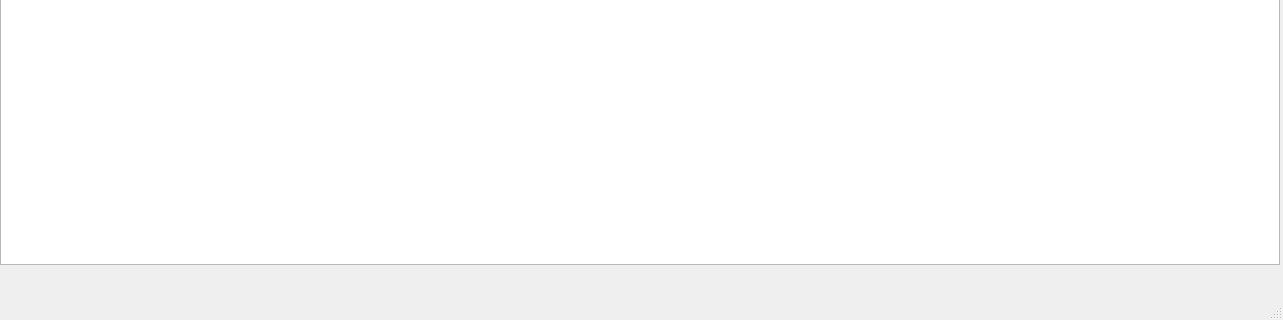
Above: PFG/mainwindow.ui from MarianaNV10/ProyectoF before the change; both pictures show x 0 to 1283 and y 450 to 770 of the 1283 by 770 pixel window. Below: the same form after it.
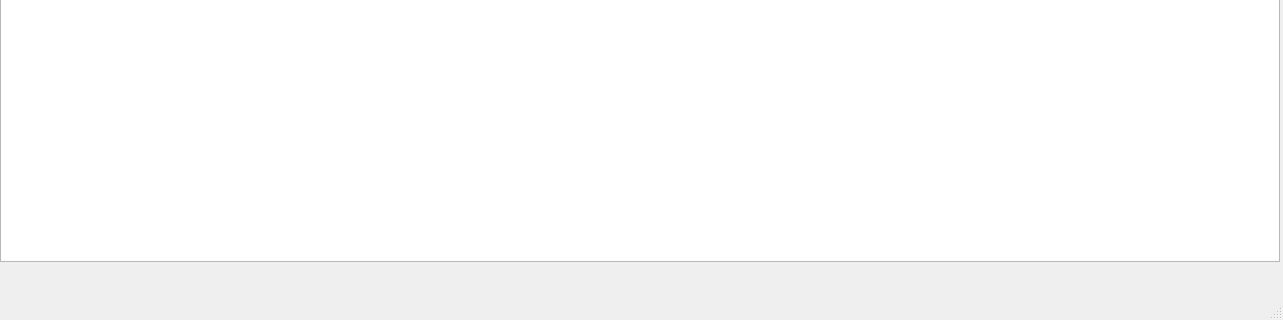
That is the form after the change.

```diff
--- a/PFG/mainwindow.ui
+++ b/PFG/mainwindow.ui
@@ -20,7 +20,7 @@
       <x>0</x>
       <y>0</y>
       <width>1280</width>
-      <height>715</height>
+      <height>712</height>
      </rect>
     </property>
    </widget>
```
